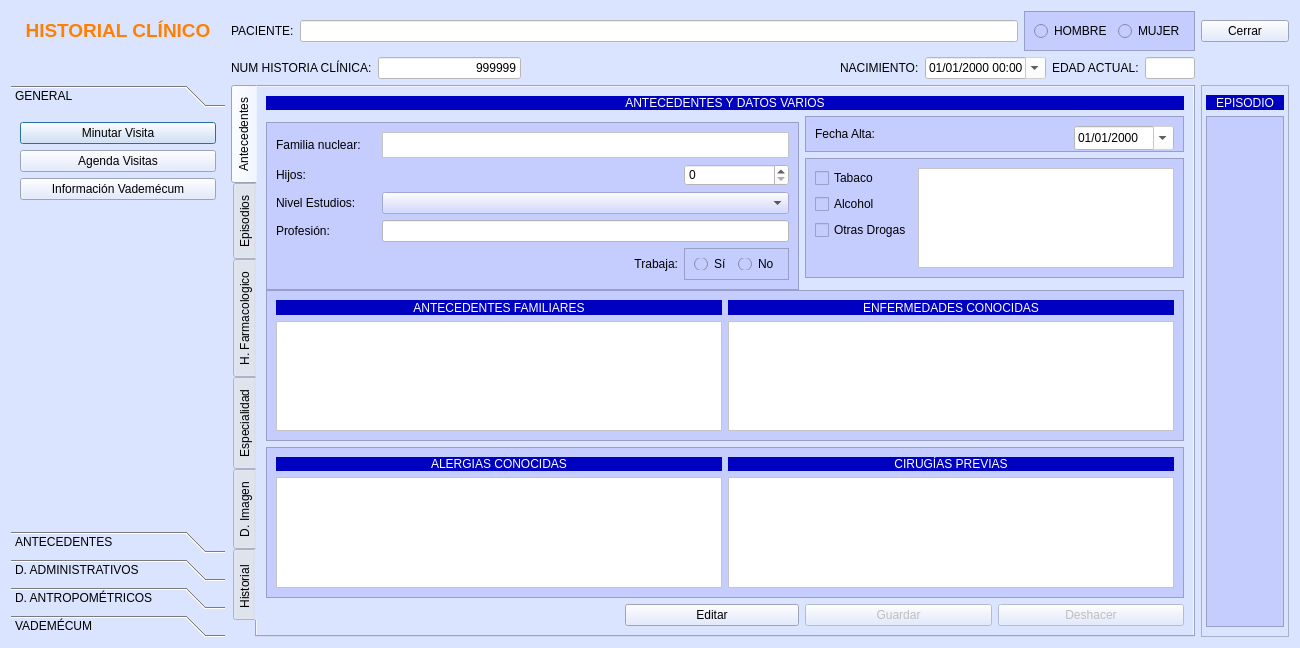
Before: the Qt Designer form frmfichapaciente.ui in arcnexus/RedFoX, drawn with Qt 5.
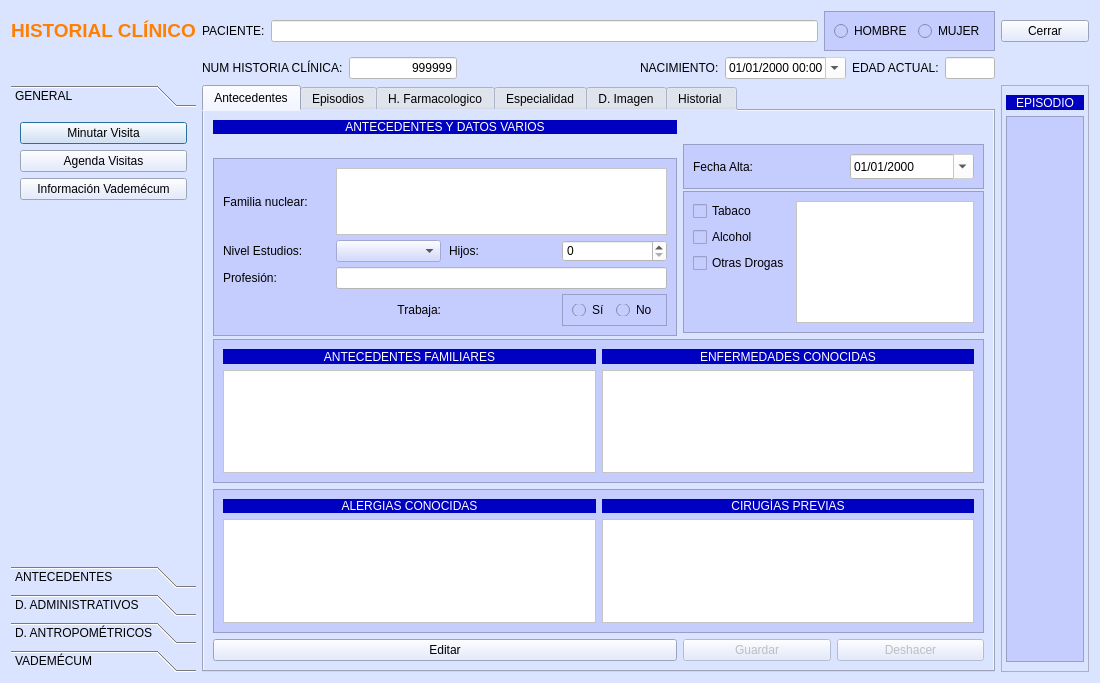
After: the same form once the commit is applied. The open tabs and pages were chosen to show the change. Icons and pictures are not drawn.

Commit message: Scrollbar theme - Ajustes FichaPaciente - Ajustes historial analíticas.

What changed in the file:
```diff
--- a/frmfichapaciente.ui
+++ b/frmfichapaciente.ui
@@ -9,8 +9,8 @@
    <rect>
     <x>0</x>
     <y>0</y>
-    <width>1300</width>
-    <height>648</height>
+    <width>1100</width>
+    <height>683</height>
    </rect>
   </property>
   <property name="maximumSize">
@@ -272,7 +272,7 @@
         <x>0</x>
         <y>0</y>
         <width>223</width>
-        <height>347</height>
+        <height>382</height>
        </rect>
       </property>
       <attribute name="label">
@@ -1059,7 +1059,7 @@
       <string notr="true">background-color: rgb(219, 228, 255);</string>
      </property>
      <property name="tabPosition">
-      <enum>QTabWidget::West</enum>
+      <enum>QTabWidget::North</enum>
      </property>
      <property name="currentIndex">
       <number>1</number>
@@ -1069,12 +1069,26 @@
        <string>Antecedentes</string>
       </attribute>
       <layout class="QGridLayout" name="gridLayout_27">
-       <item row="1" column="0" rowspan="3" colspan="3">
+       <item row="0" column="0">
+        <widget class="QLabel" name="label_34">
+         <property name="styleSheet">
+          <string notr="true">background-color: rgb(0, 0, 192);
+color: rgb(255,255,255);</string>
+         </property>
+         <property name="text">
+          <string>ANTECEDENTES Y DATOS VARIOS</string>
+         </property>
+         <property name="alignment">
+          <set>Qt::AlignCenter</set>
+         </property>
+        </widget>
+       </item>
+       <item row="1" column="0" rowspan="2">
         <widget class="QFrame" name="frame_10">
          <property name="minimumSize">
           <size>
-           <width>0</width>
-           <height>168</height>
+           <width>464</width>
+           <height>178</height>
           </size>
          </property>
          <property name="maximumSize">
@@ -1093,7 +1107,95 @@
           <enum>QFrame::Raised</enum>
          </property>
          <layout class="QGridLayout" name="gridLayout_21">
-          <item row="5" column="3">
+          <property name="horizontalSpacing">
+           <number>8</number>
+          </property>
+          <property name="verticalSpacing">
+           <number>5</number>
+          </property>
+          <item row="0" column="0">
+           <widget class="QLabel" name="label_30">
+            <property name="minimumSize">
+             <size>
+              <width>100</width>
+              <height>0</height>
+             </size>
+            </property>
+            <property name="text">
+             <string>Familia nuclear:</string>
+            </property>
+           </widget>
+          </item>
+          <item row="0" column="1" colspan="3">
+           <widget class="QPlainTextEdit" name="txtFamiliaNuclear">
+            <property name="enabled">
+             <bool>false</bool>
+            </property>
+            <property name="minimumSize">
+             <size>
+              <width>0</width>
+              <height>49</height>
+             </size>
+            </property>
+            <property name="styleSheet">
+             <string notr="true">color: rgb(0, 0, 0);
+background-color: rgb(255, 255, 255);</string>
+            </property>
+           </widget>
+          </item>
+          <item row="1" column="0">
+           <widget class="QLabel" name="label_32">
+            <property name="text">
+             <string>Nivel Estudios:</string>
+            </property>
+           </widget>
+          </item>
+          <item row="1" column="1">
+           <widget class="QComboBox" name="cboNivelEstudios">
+            <property name="enabled">
+             <bool>false</bool>
+            </property>
+            <property name="styleSheet">
+             <string notr="true">color: rgb(0, 0, 0);</string>
+            </property>
+           </widget>
+          </item>
+          <item row="1" column="2">
+           <widget class="QLabel" name="label_31">
+            <property name="text">
+             <string>Hijos:</string>
+            </property>
+           </widget>
+          </item>
+          <item row="1" column="3">
+           <widget class="QSpinBox" name="txtHijos">
+            <property name="enabled">
+             <bool>false</bool>
+            </property>
+            <property name="styleSheet">
+             <string notr="true">color: rgb(0, 0, 0);
+background-color: rgb(255, 255, 255);</string>
+            </property>
+           </widget>
+          </item>
+          <item row="2" column="0">
+           <widget class="QLabel" name="label_33">
+            <property name="text">
+             <string>Profesión:</string>
+            </property>
+           </widget>
+          </item>
+          <item row="3" column="1">
+           <widget class="QLabel" name="label_35">
+            <property name="text">
+             <string>Trabaja:</string>
+            </property>
+            <property name="alignment">
+             <set>Qt::AlignRight|Qt::AlignTrailing|Qt::AlignVCenter</set>
+            </property>
+           </widget>
+          </item>
+          <item row="3" column="3">
            <widget class="QFrame" name="frame_11">
             <property name="minimumSize">
              <size>
@@ -1139,21 +1241,7 @@
             </layout>
            </widget>
           </item>
-          <item row="2" column="0">
-           <widget class="QLabel" name="label_32">
-            <property name="text">
-             <string>Nivel Estudios:</string>
-            </property>
-           </widget>
-          </item>
-          <item row="1" column="0">
-           <widget class="QLabel" name="label_31">
-            <property name="text">
-             <string>Hijos:</string>
-            </property>
-           </widget>
-          </item>
-          <item row="3" column="2" colspan="2">
+          <item row="2" column="1" colspan="3">
            <widget class="QLineEdit" name="txtProfesion">
             <property name="enabled">
              <bool>false</bool>
@@ -1164,123 +1252,17 @@
             </property>
            </widget>
           </item>
-          <item row="1" column="2">
-           <spacer name="horizontalSpacer_3">
-            <property name="orientation">
-             <enum>Qt::Horizontal</enum>
-            </property>
-            <property name="sizeHint" stdset="0">
-             <size>
-              <width>40</width>
-              <height>20</height>
-             </size>
-            </property>
-           </spacer>
-          </item>
-          <item row="2" column="2" colspan="2">
-           <widget class="QComboBox" name="cboNivelEstudios">
-            <property name="enabled">
-             <bool>false</bool>
-            </property>
-            <property name="styleSheet">
-             <string notr="true">color: rgb(0, 0, 0);</string>
-            </property>
-           </widget>
-          </item>
-          <item row="1" column="3">
-           <widget class="QSpinBox" name="txtHijos">
-            <property name="enabled">
-             <bool>false</bool>
-            </property>
-            <property name="styleSheet">
-             <string notr="true">color: rgb(0, 0, 0);
-background-color: rgb(255, 255, 255);</string>
-            </property>
-           </widget>
-          </item>
-          <item row="0" column="2" colspan="2">
-           <widget class="QPlainTextEdit" name="txtFamiliaNuclear">
-            <property name="enabled">
-             <bool>false</bool>
-            </property>
-            <property name="minimumSize">
-             <size>
-              <width>0</width>
-              <height>26</height>
-             </size>
-            </property>
-            <property name="styleSheet">
-             <string notr="true">color: rgb(0, 0, 0);
-background-color: rgb(255, 255, 255);</string>
-            </property>
-           </widget>
-          </item>
-          <item row="0" column="0">
-           <widget class="QLabel" name="label_30">
-            <property name="minimumSize">
-             <size>
-              <width>100</width>
-              <height>0</height>
-             </size>
-            </property>
-            <property name="text">
-             <string>Familia nuclear:</string>
-            </property>
-           </widget>
-          </item>
-          <item row="5" column="2">
-           <widget class="QLabel" name="label_35">
-            <property name="text">
-             <string>Trabaja:</string>
-            </property>
-            <property name="alignment">
-             <set>Qt::AlignRight|Qt::AlignTrailing|Qt::AlignVCenter</set>
-            </property>
-           </widget>
-          </item>
-          <item row="3" column="0">
-           <widget class="QLabel" name="label_33">
-            <property name="text">
-             <string>Profesión:</string>
-            </property>
-           </widget>
-          </item>
          </layout>
         </widget>
        </item>
-       <item row="0" column="0" colspan="5">
-        <widget class="QLabel" name="label_34">
-         <property name="styleSheet">
-          <string notr="true">background-color: rgb(0, 0, 192);
-color: rgb(255,255,255);</string>
-         </property>
-         <property name="text">
-          <string>ANTECEDENTES Y DATOS VARIOS</string>
-         </property>
-         <property name="alignment">
-          <set>Qt::AlignCenter</set>
-         </property>
-        </widget>
-       </item>
-       <item row="6" column="2">
-        <widget class="QPushButton" name="btnEditarPaciente">
-         <property name="text">
-          <string>Editar</string>
-         </property>
-         <property name="icon">
-          <iconset resource="terra.qrc">
-           <normaloff>:/Icons/PNG/edit.png</normaloff>:/Icons/PNG/edit.png</iconset>
-         </property>
-         <property name="iconSize">
-          <size>
-           <width>24</width>
-           <height>24</height>
-          </size>
-         </property>
-        </widget>
-       </item>
-       <item row="1" column="3" colspan="2">
+       <item row="1" column="1" colspan="2">
         <widget class="QFrame" name="frame_16">
+         <property name="minimumSize">
+          <size>
+           <width>0</width>
+           <height>45</height>
+          </size>
+         </property>
          <property name="maximumSize">
           <size>
            <width>16777215</width>
@@ -1312,8 +1294,8 @@
             </property>
             <property name="minimumSize">
              <size>
-              <width>0</width>
-              <height>24</height>
+              <width>124</width>
+              <height>25</height>
              </size>
             </property>
             <property name="maximumSize">
@@ -1337,12 +1319,12 @@
          </layout>
         </widget>
        </item>
-       <item row="2" column="3" colspan="2">
+       <item row="2" column="1" colspan="2">
         <widget class="QFrame" name="frame_9">
          <property name="minimumSize">
           <size>
            <width>0</width>
-           <height>105</height>
+           <height>142</height>
           </size>
          </property>
          <property name="maximumSize">
@@ -1417,7 +1399,114 @@
          </layout>
         </widget>
        </item>
-       <item row="5" column="0" colspan="5">
+       <item row="3" column="0" colspan="3">
+        <widget class="QFrame" name="frame_15">
+         <property name="minimumSize">
+          <size>
+           <width>0</width>
+           <height>120</height>
+          </size>
+         </property>
+         <property name="styleSheet">
+          <string notr="true">background-color: rgb(197, 205, 255);</string>
+         </property>
+         <property name="frameShape">
+          <enum>QFrame::StyledPanel</enum>
+         </property>
+         <property name="frameShadow">
+          <enum>QFrame::Raised</enum>
+         </property>
+         <layout class="QGridLayout" name="gridLayout_10">
+          <item row="0" column="0">
+           <widget class="QLabel" name="label_43">
+            <property name="minimumSize">
+             <size>
+              <width>0</width>
+              <height>15</height>
+             </size>
+            </property>
+            <property name="maximumSize">
+             <size>
+              <width>16777215</width>
+              <height>15</height>
+             </size>
+            </property>
+            <property name="styleSheet">
+             <string notr="true">background-color: rgb(0, 0, 192);
+color: rgb(255,255,255);</string>
+            </property>
+            <property name="text">
+             <string>ANTECEDENTES FAMILIARES</string>
+            </property>
+            <property name="alignment">
+             <set>Qt::AlignCenter</set>
+            </property>
+           </widget>
+          </item>
+          <item row="0" column="1">
+           <widget class="QLabel" name="label_44">
+            <property name="minimumSize">
+             <size>
+              <width>0</width>
+              <height>15</height>
+             </size>
+            </property>
+            <property name="maximumSize">
+             <size>
+              <width>16777215</width>
+              <height>15</height>
+             </size>
+            </property>
+            <property name="styleSheet">
+             <string notr="true">background-color: rgb(0, 0, 192);
+color: rgb(255,255,255);</string>
+            </property>
+            <property name="text">
+             <string>ENFERMEDADES CONOCIDAS</string>
+            </property>
+            <property name="alignment">
+             <set>Qt::AlignCenter</set>
+            </property>
+           </widget>
+          </item>
+          <item row="1" column="0">
+           <widget class="QTextEdit" name="txtAntecedentesFamiliares">
+            <property name="enabled">
+             <bool>false</bool>
+            </property>
+            <property name="minimumSize">
+             <size>
+              <width>0</width>
+              <height>39</height>
+             </size>
+            </property>
+            <property name="styleSheet">
+             <string notr="true">color: rgb(0, 0, 0);
+background-color: rgb(255, 255, 255);</string>
+            </property>
+           </widget>
+          </item>
+          <item row="1" column="1">
+           <widget class="QTextEdit" name="txtEnfermedadesConocidas">
+            <property name="enabled">
+             <bool>false</bool>
+            </property>
+            <property name="minimumSize">
+             <size>
+              <width>0</width>
+              <height>40</height>
+             </size>
+            </property>
+            <property name="styleSheet">
+             <string notr="true">color: rgb(0, 0, 0);
+background-color: rgb(255, 255, 255);</string>
+            </property>
+           </widget>
+          </item>
+         </layout>
+        </widget>
+       </item>
+       <item row="4" column="0" colspan="3">
         <widget class="QFrame" name="frame_14">
          <property name="styleSheet">
           <string notr="true">background-color: rgb(197, 205, 255);</string>
@@ -1500,7 +1589,24 @@
          </layout>
         </widget>
        </item>
-       <item row="6" column="3">
+       <item row="5" column="0">
+        <widget class="QPushButton" name="btnEditarPaciente">
+         <property name="text">
+          <string>Editar</string>
+         </property>
+         <property name="icon">
+          <iconset resource="terra.qrc">
+           <normaloff>:/Icons/PNG/edit.png</normaloff>:/Icons/PNG/edit.png</iconset>
+         </property>
+         <property name="iconSize">
+          <size>
+           <width>24</width>
+           <height>24</height>
+          </size>
+         </property>
+        </widget>
+       </item>
+       <item row="5" column="1">
         <widget class="QPushButton" name="btnGuardarPaciente">
          <property name="enabled">
           <bool>false</bool>
@@ -1520,114 +1626,7 @@
          </property>
         </widget>
        </item>
-       <item row="4" column="0" colspan="5">
-        <widget class="QFrame" name="frame_15">
-         <property name="minimumSize">
-          <size>
-           <width>0</width>
-           <height>120</height>
-          </size>
-         </property>
-         <property name="styleSheet">
-          <string notr="true">background-color: rgb(197, 205, 255);</string>
-         </property>
-         <property name="frameShape">
-          <enum>QFrame::StyledPanel</enum>
-         </property>
-         <property name="frameShadow">
-          <enum>QFrame::Raised</enum>
-         </property>
-         <layout class="QGridLayout" name="gridLayout_10">
-          <item row="0" column="0">
-           <widget class="QLabel" name="label_43">
-            <property name="minimumSize">
-             <size>
-              <width>0</width>
-              <height>15</height>
-             </size>
-            </property>
-            <property name="maximumSize">
-             <size>
-              <width>16777215</width>
-              <height>15</height>
-             </size>
-            </property>
-            <property name="styleSheet">
-             <string notr="true">background-color: rgb(0, 0, 192);
-color: rgb(255,255,255);</string>
-            </property>
-            <property name="text">
-             <string>ANTECEDENTES FAMILIARES</string>
-            </property>
-            <property name="alignment">
-             <set>Qt::AlignCenter</set>
-            </property>
-           </widget>
-          </item>
-          <item row="0" column="1">
-           <widget class="QLabel" name="label_44">
-            <property name="minimumSize">
-             <size>
-              <width>0</width>
-              <height>15</height>
-             </size>
-            </property>
-            <property name="maximumSize">
-             <size>
-              <width>16777215</width>
-              <height>15</height>
-             </size>
-            </property>
-            <property name="styleSheet">
-             <string notr="true">background-color: rgb(0, 0, 192);
-color: rgb(255,255,255);</string>
-            </property>
-            <property name="text">
-             <string>ENFERMEDADES CONOCIDAS</string>
-            </property>
-            <property name="alignment">
-             <set>Qt::AlignCenter</set>
-            </property>
-           </widget>
-          </item>
-          <item row="1" column="0">
-           <widget class="QTextEdit" name="txtAntecedentesFamiliares">
-            <property name="enabled">
-             <bool>false</bool>
-            </property>
-            <property name="minimumSize">
-             <size>
-              <width>0</width>
-              <height>39</height>
-             </size>
-            </property>
-            <property name="styleSheet">
-             <string notr="true">color: rgb(0, 0, 0);
-background-color: rgb(255, 255, 255);</string>
-            </property>
-           </widget>
-          </item>
-          <item row="1" column="1">
-           <widget class="QTextEdit" name="txtEnfermedadesConocidas">
-            <property name="enabled">
-             <bool>false</bool>
-            </property>
-            <property name="minimumSize">
-             <size>
-              <width>0</width>
-              <height>40</height>
-             </size>
-            </property>
-            <property name="styleSheet">
-             <string notr="true">color: rgb(0, 0, 0);
-background-color: rgb(255, 255, 255);</string>
-            </property>
-           </widget>
-          </item>
-         </layout>
-        </widget>
-       </item>
-       <item row="6" column="4">
+       <item row="5" column="2">
         <widget class="QPushButton" name="BtnDeshacerPaciente">
          <property name="enabled">
           <bool>false</bool>
```
Left out of the diff: 293 changed lines with no effect on the pictures. The commit also changes 11 other files.
